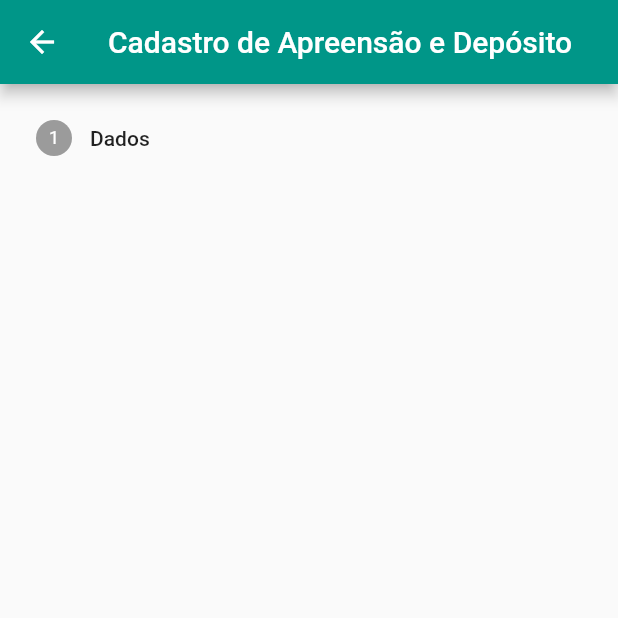
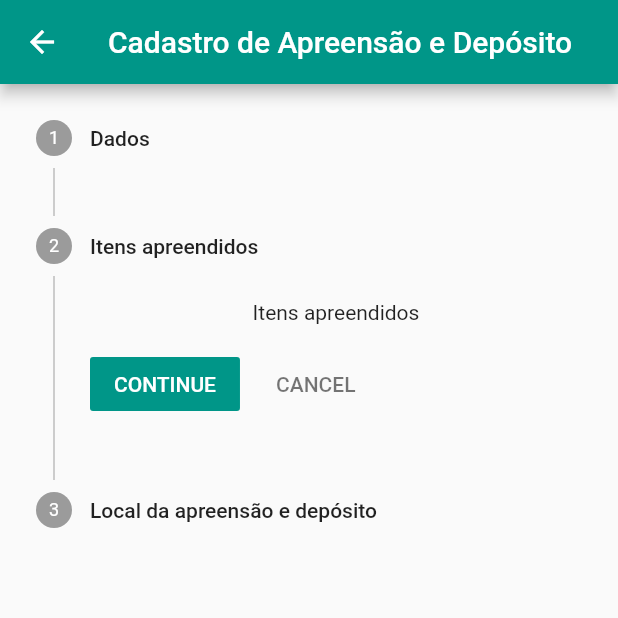
Before and after one commit to thiagonascimento8512/fiscalizacaosemas, a Flutter app: the CadastroApreensaoDeposito screen opened by its route, after a tap on "CONTINUE", on a phone screen of 412 x 824 dp, the top half of it. Run offline on Flutter 3.47's test engine with Material 2 defaults, Android fonts, the phone set to English and light mode, and no system bars; our stand-ins replace extended_masked_text, google_maps_flutter, nb_utils.

Commit message:
Created apreensao e deposito local step

```diff
--- a/lib/screens/apreensao_deposito/apreensao_deposito/cadastro_apreensao_deposito.dart
+++ b/lib/screens/apreensao_deposito/apreensao_deposito/cadastro_apreensao_deposito.dart
@@ -51,6 +51,14 @@ class _CadastroApreensaoDepositoState extends State<CadastroApreensaoDeposito> {
             title: Text('Dados'),
             content: ApreensaoDepositoDadosStep(),
           ),
+          Step(
+            title: Text('Itens apreendidos'),
+            content: Text('Itens apreendidos'),
+          ),
+          Step(
+            title: Text('Local da apreensão e depósito'),
+            content: Text('Itens depositados'),
+          ),
         ],
       ),
     );
```
